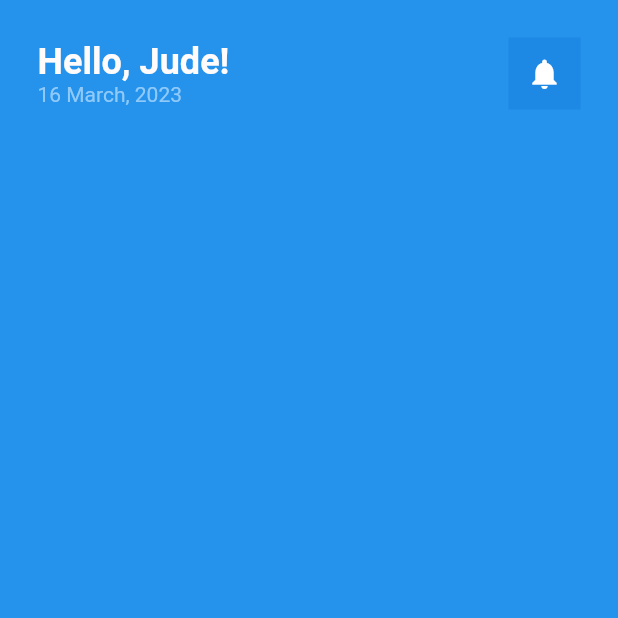
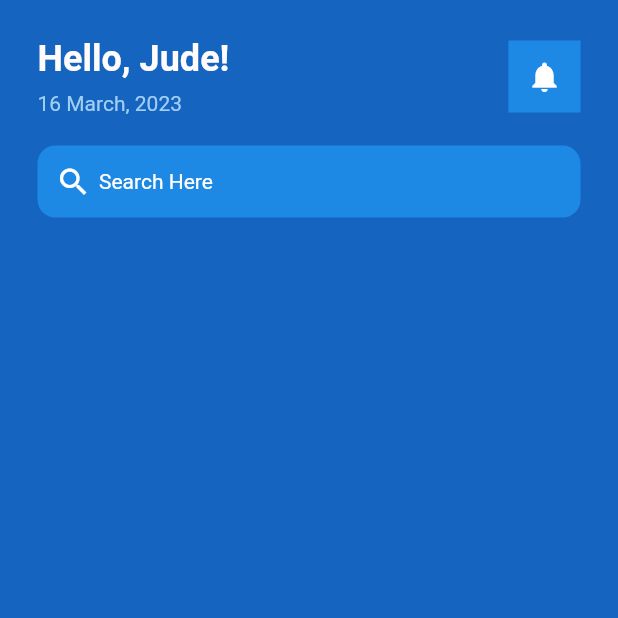
Before and after one commit to Judee-web/KTUI-FLUTTER, a Flutter app: the screen it shows after launch, on a phone screen of 412 x 824 dp, the top half of it. Run offline on Flutter 3.47's test engine with Material 2 defaults, Android fonts, the phone set to English and light mode, and no system bars.

Commit message:
searchBar added to homePage

```diff
--- a/lib/pages/home_page.dart
+++ b/lib/pages/home_page.dart
@@ -1,5 +1,5 @@
 
-// ignore_for_file: prefer_const_constructors
+// ignore_for_file: prefer_const_constructors, prefer_const_literals_to_create_immutables
 
 import 'package:flutter/material.dart';
 
@@ -18,12 +18,13 @@ class _HomePageState extends State<HomePage> {
   @override
   Widget build(BuildContext context) {
     return Scaffold(
-      backgroundColor: Color.fromARGB(255, 37, 146, 236),
+      backgroundColor: Colors.blue[800],
       body:SafeArea(
         child: Padding(
           padding: const EdgeInsets.all(25.0),
           child: Column(
           children: [
+            //Greetings Row
             Row(
               mainAxisAlignment: MainAxisAlignment.spaceBetween,
               children: [
@@ -38,9 +39,13 @@ class _HomePageState extends State<HomePage> {
                   color: Color.fromARGB(255, 255, 251, 251)
                 )),
 
+               SizedBox(
+                height: 8,
+               ),
+
               Text(
                 '16 March, 2023',
-                style: TextStyle(color: Colors.blue[200]),
+                style: TextStyle(color: Color.fromARGB(255, 161, 206, 243)),
               ),
 
 
@@ -65,10 +70,44 @@ class _HomePageState extends State<HomePage> {
 
 
               ]
+            ),
+
+            SizedBox(
+              height: 20,
+            ),
+
+            //SearchBar Row
+            Container(
+              decoration: BoxDecoration(
+                color: Colors.blue[600],
+                borderRadius: BorderRadius.circular(12),
+
+              ),
+              padding: EdgeInsets.all(12),
+              child: Row(
+                children: [
+                  Icon(
+                    Icons.search,
+                    color: Colors.white,
+
+                  ),
+                  SizedBox(
+                    width: 5,
+                  ),
+                  Text(
+                    'Search Here',
+                    style: TextStyle(
+                      color: Colors.white,
+                    ),
+                  )
+                ],
+              ),
             )
           ],
 
-      )))
+        )
+      )
+    )
 
 
 
```
